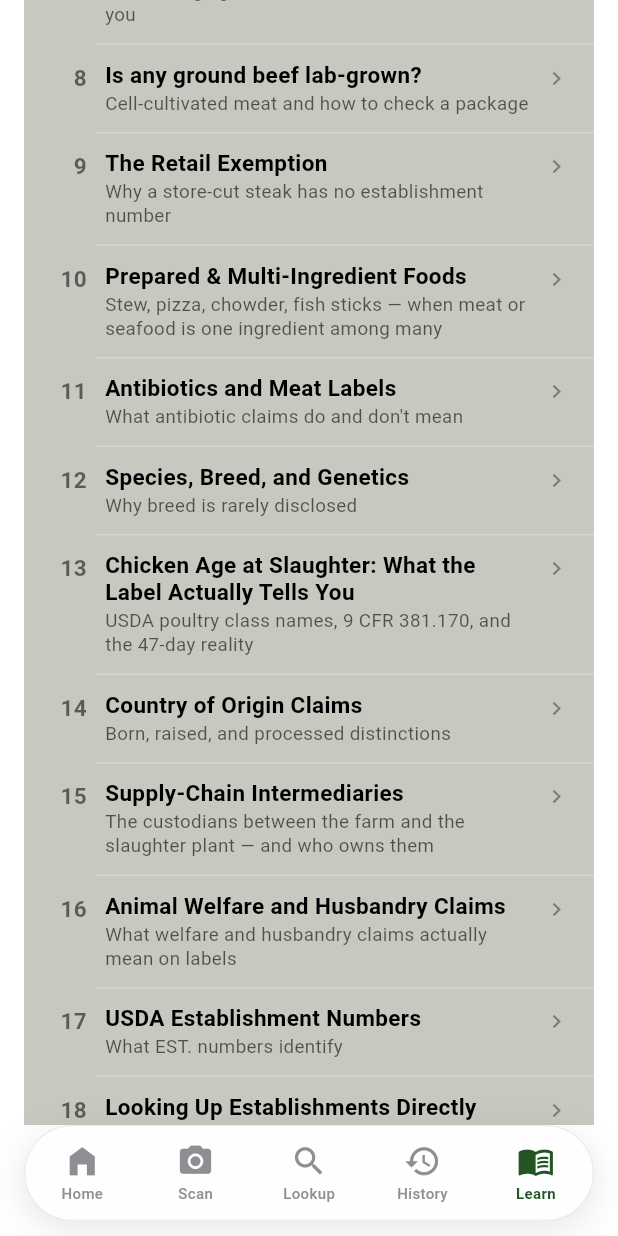
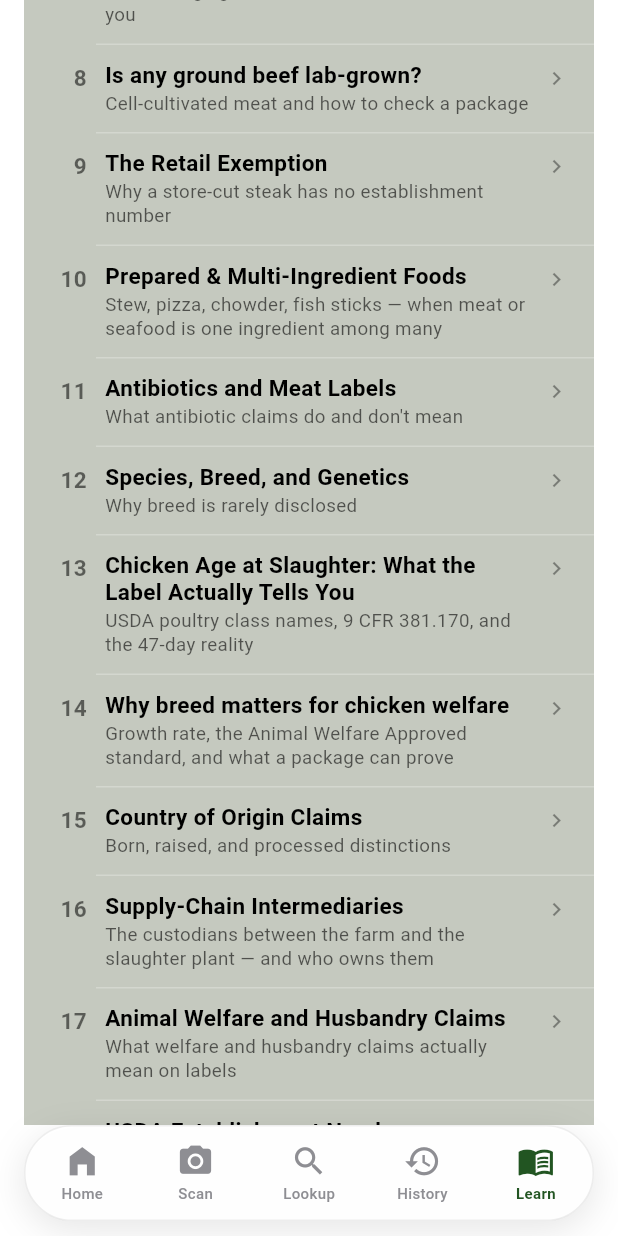
Before and after one commit to fcrocker-nyc/fat-android, a Flutter app: the screen it shows after launch, item 5 of the bottom bar chosen, scrolled down 1152 dp, on a phone screen of 412 x 824 dp. Run offline on Flutter 3.47's test engine with Material 3 defaults, Android fonts, the phone set to English and light mode, and no system bars; our stand-ins replace image_picker, share_plus, shared_preferences; missing offline and left inert: google_mlkit_image_labeling, google_mlkit_text_recognition; network calls fail.

Commit message:
Chicken breed & welfare: Breed detail line, slower-growing breed detection, Animal Welfare Approved growth line, Learn topic
Chicken scans only. Recognizes Poulet Rouge, Freedom/Red/Rowdy Ranger,
Naked Neck, slow(er)-growing, heritage breed (slower-growing) and Cornish
Cross (named, not called slower-growing). Breed tier logic unchanged.
Animal Welfare Approved adds the 40 g/day growth-rate line (A Greener World
meat chicken standard 2.2.5); no status or count change. New Learn topic
"Why breed matters for chicken welfare". Mirrors iOS.

Co-Authored-By: Claude Opus 5.5 <noreply@anthropic.com>

```diff
--- /dev/null
+++ b/lib/interpreter/chicken_breed_welfare.dart
@@ -0,0 +1,143 @@
+// Chicken breed & welfare (Category 3 Breed + Animal Welfare).
+//
+// For chicken, breed is a welfare determinant, not just a flavor one: a
+// broiler's genetics set how fast it grows. Applied to chicken scans only
+// (species 'Chicken' — never turkey or duck).
+//
+//   • Breed: a named slower-growing breed or strain (Poulet Rouge, Freedom
+//     Ranger, Red Ranger, Rowdy Ranger, Naked Neck, "slow-growing",
+//     "heritage breed") or Cornish Cross counts as disclosed. The existing
+//     breed tier logic is unchanged (a producer breed statement carries no
+//     credibility chip); only the detail line is added. Cornish Cross is a
+//     named breed but is never called slower-growing.
+//   • Animal Welfare: when Animal Welfare Approved is on the label, append the
+//     growth-rate line (A Greener World meat chicken standard §2.2.5). No
+//     status or count change.
+//
+// Strings are identical to iOS FATAppMVP2/ChickenBreedWelfare.swift.
+
+import '../models/fat_models.dart';
+
+class ChickenBreedWelfare {
+  ChickenBreedWelfare._();
+
+  static const String breedWelfareLine =
+      'For chicken, breed is a welfare question, not just a flavor one: fast-growing broiler breeds are linked in research to leg, heart and mobility problems.';
+
+  static String namedSlowerGrowingLine(String breed) =>
+      'This label names a slower-growing breed ($breed) — the strongest evidence a package can give.';
+
+  static const String noBreedLine = "This label doesn't name the breed.";
+
+  static const String awaGrowthLine =
+      "Animal Welfare Approved limits meat chickens' growth to 40 g (0.088 lb) a day, averaged over their lives, unless the breed has passed a recognized welfare assessment. It checks this from breeding-company or hatchery records — so the seal sets a breed requirement but doesn't tell you which breed this farm uses.";
+
+  /// Slower-growing breeds / strains, most specific first. Patterns run on the
+  /// lowercased, whitespace-collapsed label text and tolerate OCR spacing /
+  /// hyphenation ("freedom-ranger", "freedomranger", "rangers").
+  static final List<(RegExp, String)> slowerGrowing = [
+    (RegExp(r'\bpoulet[\s-]*rouge\b'), 'Poulet Rouge'),
+    (RegExp(r'\bfreedom[\s-]*rangers?\b'), 'Freedom Ranger'),
+    (RegExp(r'\bred[\s-]*rangers?\b'), 'Red Ranger'),
+    (RegExp(r'\browdy[\s-]*rangers?\b'), 'Rowdy Ranger'),
+    (RegExp(r'\bnaked[\s-]*necks?\b'), 'Naked Neck'),
+    (RegExp(r'\bslower[\s-]*growing\b'), 'Slower-growing breed'),
+    (RegExp(r'\bslow[\s-]*growing\b'), 'Slow-growing breed'),
+    (RegExp(r'\bheritage[\s-]*breeds?\b'), 'Heritage breed'),
+  ];
+
+  static final RegExp cornishCrossPattern =
+      RegExp(r'\bcornish[\s-]*(?:cross|x)\b');
+
+  /// The slower-growing breed named on the label, if any.
+  static String? slowerGrowingBreed(String text) {
+    for (final (re, display) in slowerGrowing) {
+      if (re.hasMatch(text)) return display;
+    }
+    return null;
+  }
+
+  static bool namesCornishCross(String text) => cornishCrossPattern.hasMatch(text);
+
+  /// Rewrites the Breed and Animal Welfare results for a chicken scan.
+  /// No-op for any other species.
+  static void apply(
+    Map<FATCategory, FATCategoryResult> map, {
+    required String text,
+    required String? species,
+  }) {
+    if (species != 'Chicken') return;
+
+    // ── Breed (Category 3) ──
+    final breed = map[FATCategory.breed] ?? FATCategoryResult.missing;
+    final named = slowerGrowingBreed(text);
+    if (named != null) {
+      map[FATCategory.breed] = FATCategoryResult(
+        status: DisclosureStatus.known,
+        value: named,
+        credibility: breed.credibility,
+        credibilityNote: '$breedWelfareLine ${namedSlowerGrowingLine(named)}',
+      );
+    } else if (namesCornishCross(text)) {
+      map[FATCategory.breed] = FATCategoryResult(
+        status: DisclosureStatus.known,
+        value: 'Cornish Cross',
+        credibility: breed.credibility,
+        credibilityNote: breedWelfareLine,
+      );
+    } else if (breed.status == DisclosureStatus.known ||
+        breed.status == DisclosureStatus.partial) {
+      map[FATCategory.breed] = FATCategoryResult(
+        status: breed.status,
+        value: breed.value,
+        credibility: breed.credibility,
+        credibilityNote: breedWelfareLine,
+      );
+    } else if (breed.status == DisclosureStatus.missing) {
+      map[FATCategory.breed] = const FATCategoryResult(
+        status: DisclosureStatus.missing,
+        credibilityNote: '$breedWelfareLine $noBreedLine',
+      );
+    }
+    // notRequired (prepared-food lane) is left untouched.
+
+    // ── Animal Welfare ──
+    final welfare = map[FATCategory.animalWelfare];
+    if (text.contains('animal welfare approved') &&
+        welfare != null &&
+        welfare.status == DisclosureStatus.known) {
+      final note = welfare.credibilityNote;
+      final base = note == null ? null : (note.endsWith('.') ? note : '$note.');
+      map[FATCategory.animalWelfare] = FATCategoryResult(
+        status: welfare.status,
+        value: welfare.value,
+        credibility: welfare.credibility,
+        credibilityNote: [?base, awaGrowthLine].join(' '),
+        captivityStatus: welfare.captivityStatus,
+      );
+    }
+  }
+}
+
+/// Learn topic "Why breed matters for chicken welfare". Text identical to iOS
+/// ChickenBreedLearn in FATAppMVP2/ChickenBreedWelfare.swift.
+class ChickenBreedLearn {
+  ChickenBreedLearn._();
+
+  static const String title = 'Why breed matters for chicken welfare';
+
+  static const String subtitle =
+      'Growth rate, the Animal Welfare Approved standard, and what a package can prove';
+
+  static const String body =
+      "A chicken's welfare isn't only about how it is housed. Its breed matters too, because breed sets how fast the bird grows. Research links the fast growth of conventional broiler chickens to leg, heart and mobility problems.\n\n"
+      "The ASPCA's ShopKind guide reflects this. For chicken, it requires \"healthier breeds\": breeds tested for higher welfare, or breeds that grow less than 45 g a day.\n\n"
+      "Animal Welfare Approved sets a growth limit. Its meat chicken standard caps growth at 40 g (0.088 lb) a day, averaged over the bird's life, unless the breed has passed a recognized welfare assessment. Whether a farm meets this is judged from breeding-company or hatchery information, not measured on the farm. So the seal tells you there is a breed requirement, but it doesn't name the strain the farm uses.\n\n"
+      'The stronger evidence is a slower-growing breed named on the package itself — for example, Poulet Rouge or Freedom Ranger.\n\n'
+      'What FAT shows on a chicken scan:\n'
+      '• Breed counts as disclosed when the label names a breed or strain. A named slower-growing breed — such as Poulet Rouge, Freedom Ranger, Red Ranger, Rowdy Ranger or Naked Neck, or a label that says "slow-growing" or "heritage breed" — is noted as the strongest evidence a package can give.\n'
+      '• Cornish Cross counts as a named breed, but FAT does not call it slower-growing.\n'
+      '• When the label names no breed, the Breed card says so.\n'
+      "• When the label carries Animal Welfare Approved, the Animal Welfare card explains the 40 g a day growth limit and that the seal doesn't tell you which breed the farm uses.\n\n"
+      'Sources: A Greener World, Animal Welfare Approved meat chicken standards §2.2.5; ASPCA ShopKind criteria; FAT research.';
+}
--- a/lib/interpreter/label_interpreter.dart
+++ b/lib/interpreter/label_interpreter.dart
@@ -5,6 +5,7 @@ import 'est_number_guard.dart';
 import 'retail_exemption.dart';
 import 'prepared_food.dart';
 import 'foreign_establishment.dart';
+import 'chicken_breed_welfare.dart';
 
 class LabelInterpreter {
   LabelInterpreter._();
@@ -214,6 +215,11 @@ class LabelInterpreter {
         );
       }
     }
+
+    // Chicken only: breed is a welfare determinant. Adds the Breed detail line
+    // (named slower-growing breed / Cornish Cross / none) and the Animal
+    // Welfare Approved growth-rate line. Mirrors iOS LabelInterpreter step 7.6.
+    ChickenBreedWelfare.apply(map, text: normalized, species: species.value);
 
     return map;
   }
--- a/lib/screens/learn_screen.dart
+++ b/lib/screens/learn_screen.dart
@@ -1,6 +1,7 @@
 import 'package:flutter/material.dart';
 import '../theme/fat_theme.dart';
 import 'service_case_schema_screen.dart';
+import '../interpreter/chicken_breed_welfare.dart';
 
 // ─── Content block model ─────────────────────────────────────────────────────
 //
@@ -995,6 +996,12 @@ final List<_LearnSection> _sections = <_LearnSection>[
             'FAT counts a class-name disclosure as Known on Category 6, but not as a verified claim. A class name is a USDA naming standard (9 CFR 381.170), not an audited program, so FAT shows it the way it shows the other label basics USDA requires — with no credibility tier. The ceiling is legally binding, and the result card states explicitly that the class name is a ceiling, not the actual age, and displays the NCC 47-day industry benchmark. A label bearing only "chicken breast" or "chicken thighs" with no class term scores Missing on Category 6.\n\n'
             'Source: 9 CFR 381.170; 76 FR 68064 (final rule, eff. Jan 1, 2014); 81 FR 21709 (2016 amendment); NCC 2024 Broiler Performance Report; Zuidhof et al. 2014, Poultry Science 93(12):2970–2982.'),
       ),
+      // 2.5a
+      _LearnTopic(
+        title: ChickenBreedLearn.title,
+        subtitle: ChickenBreedLearn.subtitle,
+        body: _text(ChickenBreedLearn.body),
+      ),
       // 2.6 (was 2.5)
       _LearnTopic(
         title: 'Country of Origin Claims',
```
Also changed, not shown: 1 other file.
